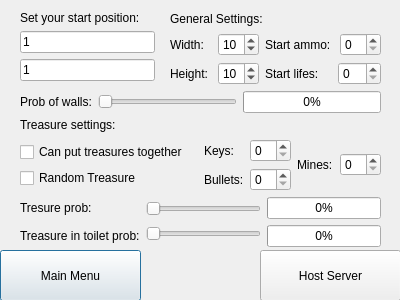
Old version of the form hostserver.ui in the repository TeftelTennis/NewLabyrinth.
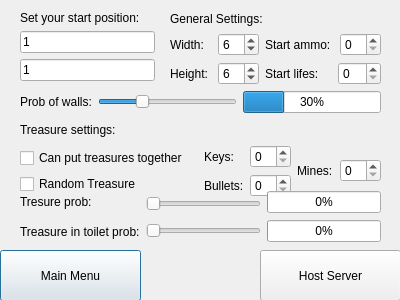
New version of the form.

What changed in the file:
```diff
--- a/hostserver.ui
+++ b/hostserver.ui
@@ -39,7 +39,7 @@
     <string>Host Server</string>
    </property>
   </widget>
-  <widget class="QWidget" name="">
+  <widget class="QWidget" name="layoutWidget">
    <property name="geometry">
     <rect>
      <x>20</x>
@@ -72,7 +72,7 @@
     </item>
    </layout>
   </widget>
-  <widget class="QWidget" name="">
+  <widget class="QWidget" name="layoutWidget">
    <property name="geometry">
     <rect>
      <x>170</x>
@@ -111,7 +111,7 @@
              <number>30</number>
             </property>
             <property name="value">
-             <number>10</number>
+             <number>6</number>
             </property>
            </widget>
           </item>
@@ -135,7 +135,7 @@
              <number>30</number>
             </property>
             <property name="value">
-             <number>10</number>
+             <number>6</number>
             </property>
            </widget>
           </item>
@@ -187,53 +187,15 @@
     </item>
    </layout>
   </widget>
-  <widget class="QWidget" name="">
+  <widget class="QWidget" name="layoutWidget">
    <property name="geometry">
     <rect>
      <x>20</x>
-     <y>90</y>
+     <y>120</y>
      <width>361</width>
-     <height>24</height>
+     <height>77</height>
     </rect>
    </property>
-   <layout class="QHBoxLayout" name="horizontalLayout_6">
-    <item>
-     <widget class="QLabel" name="label_7">
-      <property name="text">
-       <string>Prob of walls:</string>
-      </property>
-     </widget>
-    </item>
-    <item>
-     <widget class="QSlider" name="wallProb">
-      <property name="maximum">
-       <number>100</number>
-      </property>
-      <property name="orientation">
-       <enum>Qt::Horizontal</enum>
-      </property>
-     </widget>
-    </item>
-    <item>
-     <widget class="QProgressBar" name="progressBar">
-      <property name="value">
-       <number>0</number>
-      </property>
-     </widget>
-    </item>
-   </layout>
-  </widget>
-  <widget class="QWidget" name="">
-   <property name="geometry">
-    <rect>
-     <x>20</x>
-     <y>116</y>
-     <width>361</width>
-     <height>131</height>
-    </rect>
-   </property>
-   <layout class="QVBoxLayout" name="verticalLayout_13">
-    <item>
      <layout class="QVBoxLayout" name="verticalLayout_9">
       <item>
        <widget class="QLabel" name="label_8">
@@ -330,8 +292,55 @@
        </layout>
       </item>
      </layout>
+  </widget>
+  <widget class="QWidget" name="layoutWidget">
+   <property name="geometry">
+    <rect>
+     <x>20</x>
+     <y>90</y>
+     <width>361</width>
+     <height>24</height>
+    </rect>
+   </property>
+   <layout class="QHBoxLayout" name="horizontalLayout_6">
+    <item>
+     <widget class="QLabel" name="label_7">
+      <property name="text">
+       <string>Prob of walls:</string>
+      </property>
+     </widget>
     </item>
     <item>
+     <widget class="QSlider" name="wallProb">
+      <property name="maximum">
+       <number>100</number>
+      </property>
+      <property name="value">
+       <number>30</number>
+      </property>
+      <property name="orientation">
+       <enum>Qt::Horizontal</enum>
+      </property>
+     </widget>
+    </item>
+    <item>
+     <widget class="QProgressBar" name="progressBar">
+      <property name="value">
+       <number>30</number>
+      </property>
+     </widget>
+    </item>
+   </layout>
+  </widget>
+  <widget class="QWidget" name="layoutWidget">
+   <property name="geometry">
+    <rect>
+     <x>20</x>
+     <y>190</y>
+     <width>361</width>
+     <height>54</height>
+    </rect>
+   </property>
      <layout class="QHBoxLayout" name="horizontalLayout_13">
       <item>
        <layout class="QVBoxLayout" name="verticalLayout_10">
@@ -394,8 +403,6 @@
        </layout>
       </item>
      </layout>
-    </item>
-   </layout>
   </widget>
   <zorder>menuButton</zorder>
   <zorder>pushButton</zorder>
```
Left out of the diff: 40 changed lines with no effect on the pictures. Lines whose indentation alone changed are shown as unchanged.
